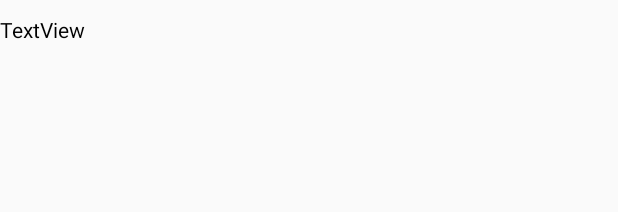
After one commit to Android-Nhom15/GalleryAppOrigin, an Android app: the layout item_showbydate.xml on its own in the app's theme, with its tools: preview values and no code run, on a phone screen of 412 x 824 dp. The commit adds this screen. Shown: the top 212 px of the screen. Run offline under Robolectric (Android 15) with nearby library versions, the phone set to English and light mode, and no system bars.

Commit message:
Hoan thanh anh theo ngay thang

```diff
--- /dev/null
+++ b/app/src/main/java/com/client/galleryapp/ExpandableHeightGridView.java
@@ -0,0 +1,57 @@
+package com.client.galleryapp;
+
+import android.content.Context;
+import android.util.AttributeSet;
+import android.view.ViewGroup;
+import android.widget.GridView;
+
+public class ExpandableHeightGridView extends GridView {
+    boolean expanded = false;
+
+    public ExpandableHeightGridView(Context context)
+    {
+        super(context);
+    }
+
+    public ExpandableHeightGridView(Context context, AttributeSet attrs)
+    {
+        super(context, attrs);
+    }
+
+    public ExpandableHeightGridView(Context context, AttributeSet attrs,
+                                    int defStyle)
+    {
+        super(context, attrs, defStyle);
+    }
+
+    public boolean isExpanded()
+    {
+        return expanded;
+    }
+
+    @Override
+    public void onMeasure(int widthMeasureSpec, int heightMeasureSpec)
+    {
+
+        if (isExpanded())
+        {
+            // Calculate entire height by providing a very large height hint.
+            // View.MEASURED_SIZE_MASK represents the largest height possible.
+            int expandSpec = MeasureSpec.makeMeasureSpec(MEASURED_SIZE_MASK,
+                    MeasureSpec.AT_MOST);
+            super.onMeasure(widthMeasureSpec, expandSpec);
+
+            ViewGroup.LayoutParams params = getLayoutParams();
+            params.height = getMeasuredHeight();
+        }
+        else
+        {
+            super.onMeasure(widthMeasureSpec, heightMeasureSpec);
+        }
+    }
+
+    public void setExpanded(boolean expanded)
+    {
+        this.expanded = expanded;
+    }
+}
--- /dev/null
+++ b/app/src/main/res/layout/item_showbydate.xml
@@ -0,0 +1,23 @@
+<?xml version="1.0" encoding="utf-8"?>
+<LinearLayout    xmlns:android="http://schemas.android.com/apk/res/android"
+    xmlns:tools="http://schemas.android.com/tools"
+    android:layout_width="match_parent"
+    android:layout_height="match_parent"
+    android:orientation="vertical">
+
+    <TextView
+        android:id="@+id/txtDateMonth"
+        android:layout_width="wrap_content"
+        android:layout_height="wrap_content"
+        android:layout_marginTop="10dp"
+        android:text="TextView"
+        android:textColor="@android:color/black"
+        tools:layout_editor_absoluteX="80dp"
+        tools:layout_editor_absoluteY="16dp" />
+
+    <com.client.galleryapp.ExpandableHeightGridView
+        android:id="@+id/gridViewOneMonth"
+        android:numColumns="4"
+        android:layout_width="match_parent"
+        android:layout_height="wrap_content" />
+</LinearLayout>
```
Also changed, not shown: app/src/main/java/com/client/galleryapp/FullScreenPhoto.java (+21 -7 lines), app/src/main/java/com/client/galleryapp/GetResource.java (+44 -0 lines), app/src/main/java/com/client/galleryapp/JDate.java (added, +35 -0 lines), app/src/main/java/com/client/galleryapp/MainActivity.java (+40 -12 lines), app/src/main/java/com/client/galleryapp/OneMonthImageAdapter.java (added, +74 -0 lines), app/src/main/java/com/client/galleryapp/TabTimeline.java (added, +28 -0 lines), app/src/main/java/com/client/galleryapp/TimelineAdapter.java (added, +74 -0 lines), app/src/main/res/layout/activity_show_by_date.xml (added, +15 -0 lines), app/src/main/res/layout/item_2_showbydate.xml (added, +16 -0 lines).
